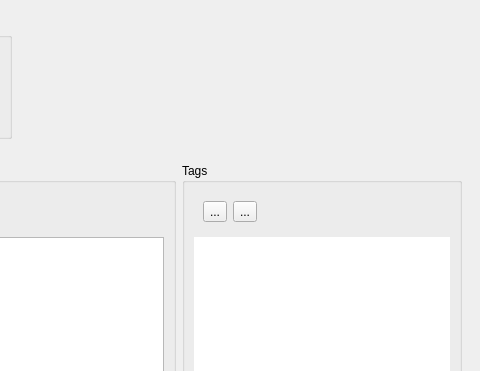
Qt form ui/pydosh.ui (innerhippy/pydosh) before a commit; both pictures show x 612 to 1092 and y 0 to 371 of the 1092 by 745 pixel window.
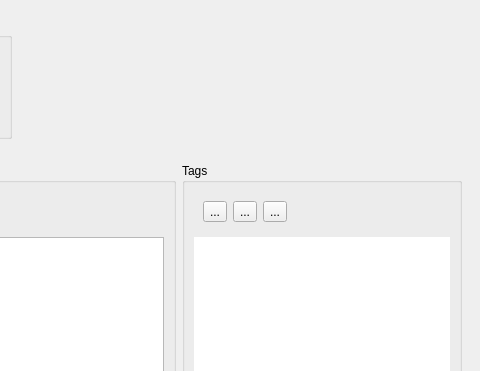
The same form after that commit. Icons and pictures are not drawn. Custom widgets are drawn as their Qt base class.

Patch:
```diff
--- a/ui/pydosh.ui
+++ b/ui/pydosh.ui
@@ -483,6 +483,20 @@
                </property>
               </widget>
              </item>
+             <item>
+              <widget class="QToolButton" name="filterTagButton">
+               <property name="toolTip">
+                <string>&lt;html&gt;&lt;head/&gt;&lt;body&gt;&lt;p&gt;Filter records by selected tags&lt;/p&gt;&lt;/body&gt;&lt;/html&gt;</string>
+               </property>
+               <property name="text">
+                <string>...</string>
+               </property>
+               <property name="icon">
+                <iconset resource="pydosh.qrc">
+                 <normaloff>:/icons/tick.png</normaloff>:/icons/tick.png</iconset>
+               </property>
+              </widget>
+             </item>
              <item>
               <spacer name="horizontalSpacer_5">
                <property name="orientation">
```
